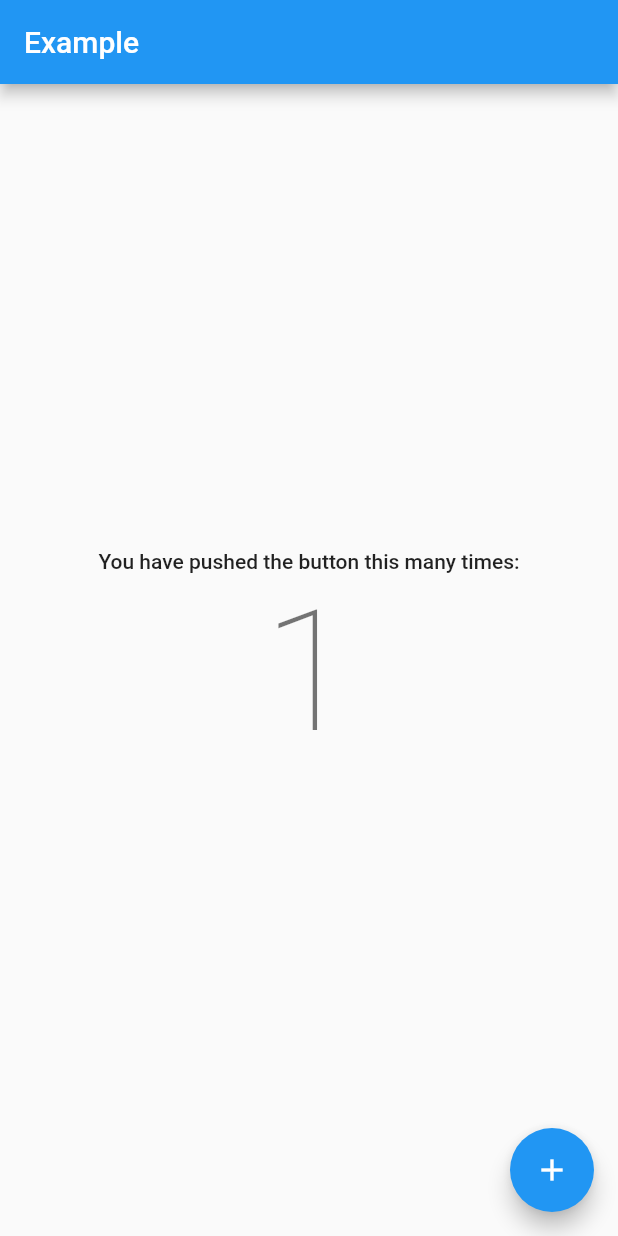
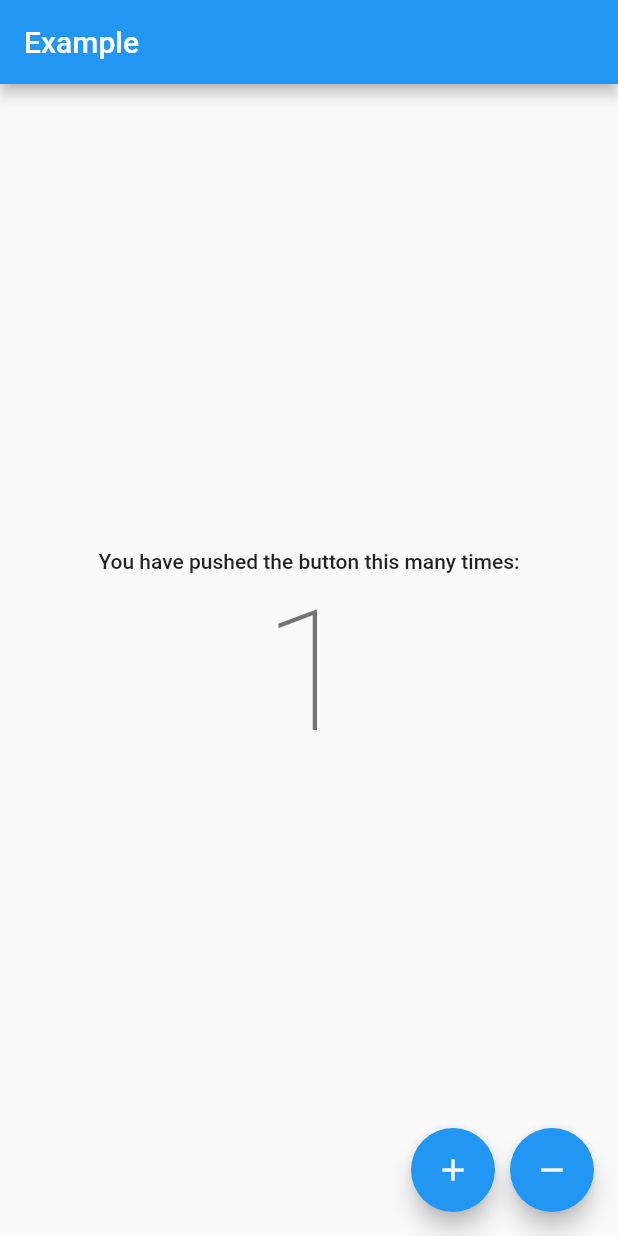
Before and after one commit to cckn/swipe_todo, a Flutter app: the screen it shows after launch, after a tap on the "add" icon, on a phone screen of 412 x 824 dp. Run offline on Flutter 3.47's test engine with Material 2 defaults, Android fonts, the phone set to English and light mode, and no system bars.

```diff
--- a/lib/main.dart
+++ b/lib/main.dart
@@ -1,8 +1,8 @@
 import 'package:flutter/foundation.dart';
 import 'package:flutter/material.dart';
 import 'package:provider/provider.dart';
+import 'package:swipe_todo/provider/counter.dart';
 import 'package:swipe_todo/screens/counter.dart';
-import 'package:swipe_todo/widgets/counter_view.dart';
 
 /// This is a reimplementation of the default Flutter application using provider + [ChangeNotifier].
 
--- /dev/null
+++ b/lib/provider/counter.dart
@@ -0,0 +1,24 @@
+import 'package:flutter/foundation.dart';
+
+/// Mix-in [DiagnosticableTreeMixin] to have access to [debugFillProperties] for the devtool
+class Counter with ChangeNotifier, DiagnosticableTreeMixin {
+  int _count = 0;
+  int get count => _count;
+
+  void increment() {
+    _count++;
+    notifyListeners();
+  }
+
+  void decrement() {
+    _count--;
+    notifyListeners();
+  }
+
+  /// Makes `Counter` readable inside the devtools by listing all of its properties
+  @override
+  void debugFillProperties(DiagnosticPropertiesBuilder properties) {
+    super.debugFillProperties(properties);
+    properties.add(IntProperty('count', count));
+  }
+}
--- a/lib/screens/counter.dart
+++ b/lib/screens/counter.dart
@@ -1,4 +1,5 @@
 import 'package:flutter/material.dart';
+import 'package:swipe_todo/provider/counter.dart';
 import 'package:swipe_todo/widgets/counter_view.dart';
 import 'package:provider/provider.dart';
 
@@ -24,10 +25,23 @@ class MyHomePage extends StatelessWidget {
           ],
         ),
       ),
-      floatingActionButton: FloatingActionButton(
-        onPressed: () => context.read<Counter>().increment(),
-        tooltip: 'Increment',
-        child: const Icon(Icons.add),
+      floatingActionButton: Row(
+        mainAxisAlignment: MainAxisAlignment.end,
+        children: <Widget>[
+          FloatingActionButton(
+            onPressed: () => context.read<Counter>().increment(),
+            tooltip: 'Increment',
+            child: const Icon(Icons.add),
+          ),
+          SizedBox(
+            width: 10,
+          ),
+          FloatingActionButton(
+            onPressed: () => context.read<Counter>().decrement(),
+            tooltip: 'Decrement',
+            child: const Icon(Icons.remove),
+          ),
+        ],
       ),
     );
   }
--- /dev/null
+++ b/lib/types/todo.dart
@@ -0,0 +1,6 @@
+class Todo {
+  bool isDone = false;
+  String title;
+
+  Todo(this.title);
+}
--- a/lib/widgets/counter_view.dart
+++ b/lib/widgets/counter_view.dart
@@ -1,29 +1,7 @@
 import 'package:flutter/foundation.dart';
 import 'package:flutter/material.dart';
 import 'package:provider/provider.dart';
-
-/// Mix-in [DiagnosticableTreeMixin] to have access to [debugFillProperties] for the devtool
-class Counter with ChangeNotifier, DiagnosticableTreeMixin {
-  int _count = 0;
-  int get count => _count;
-
-  void increment() {
-    _count++;
-    notifyListeners();
-  }
-
-  void decrement() {
-    _count--;
-    notifyListeners();
-  }
-
-  /// Makes `Counter` readable inside the devtools by listing all of its properties
-  @override
-  void debugFillProperties(DiagnosticPropertiesBuilder properties) {
-    super.debugFillProperties(properties);
-    properties.add(IntProperty('count', count));
-  }
-}
+import 'package:swipe_todo/provider/counter.dart';
 
 class Count extends StatelessWidget {
   const Count({Key key}) : super(key: key);
```
Also changed, not shown: lib/screens/todo_page.dart (added, +18 -0 lines).
